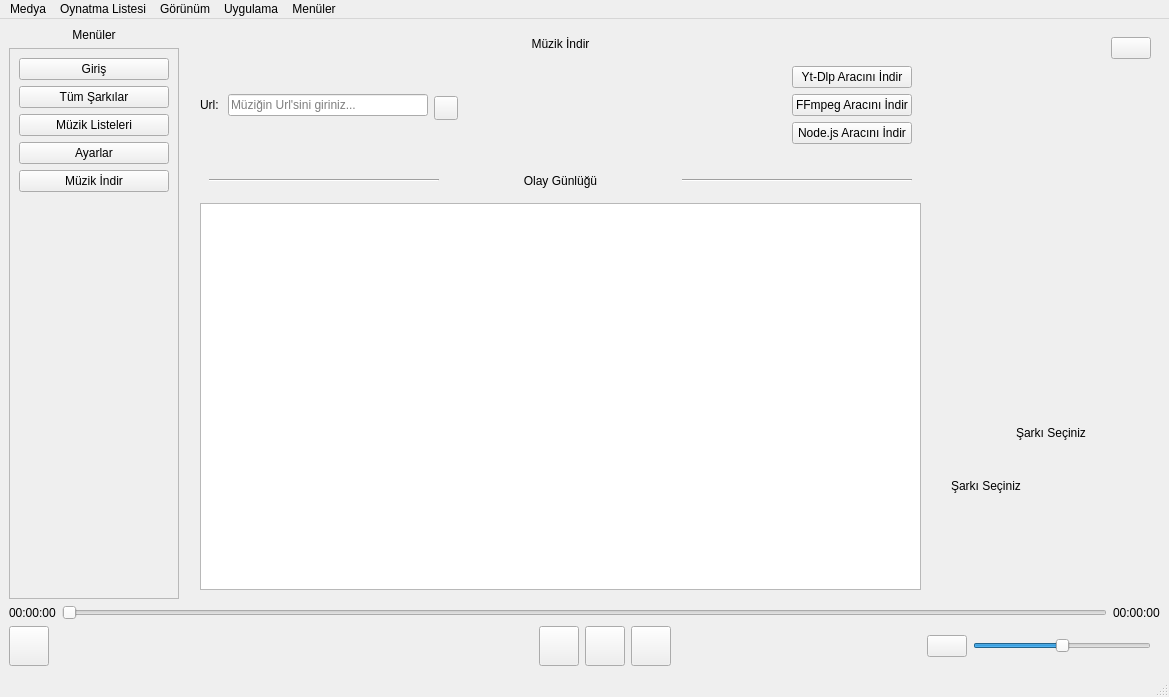
Old version of the form mainwindow.ui in the repository DATA35DELETE/Data-Music-Player.
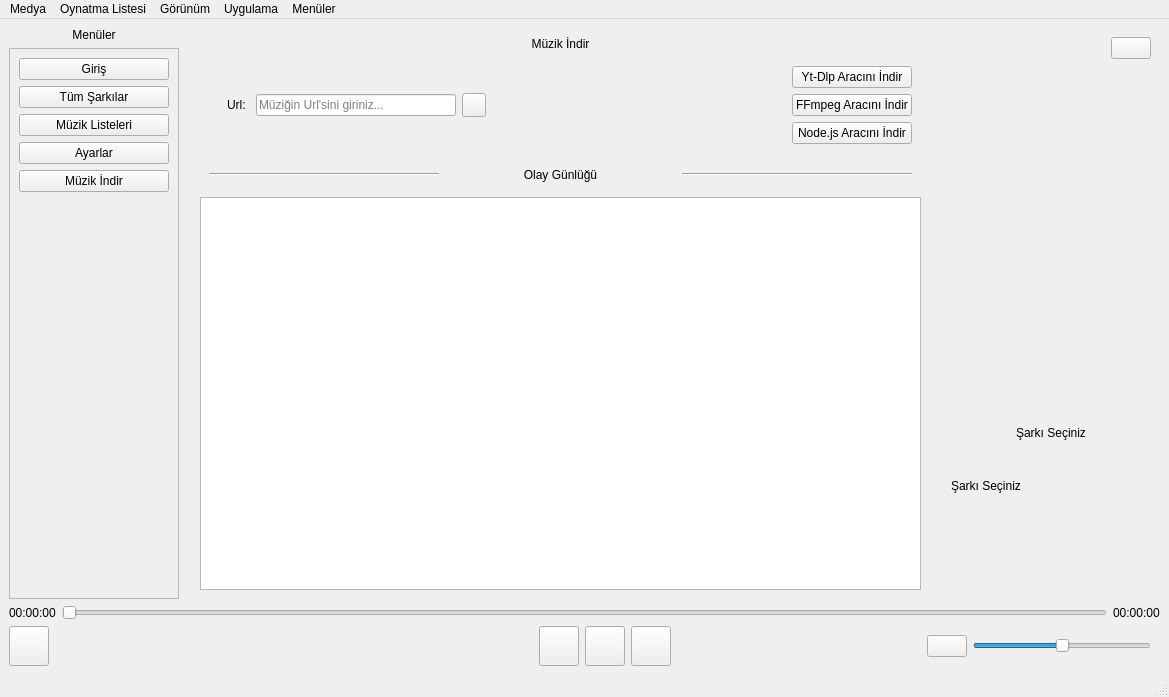
New version of the form. The open tabs and pages were chosen to show the change.

The edit to the form file:
```diff
--- a/mainwindow.ui
+++ b/mainwindow.ui
@@ -570,63 +570,17 @@
       </widget>
       <widget class="QWidget" name="musicDonwloadPage">
        <layout class="QGridLayout" name="gridLayout_8">
-        <item row="1" column="3">
-         <spacer name="horizontalSpacer_6">
-          <property name="orientation">
-           <enum>Qt::Orientation::Horizontal</enum>
-          </property>
-          <property name="sizeHint" stdset="0">
-           <size>
-            <width>40</width>
-            <height>20</height>
-           </size>
-          </property>
-         </spacer>
-        </item>
-        <item row="1" column="1">
-         <widget class="QLineEdit" name="musicDownloadUrl">
-          <property name="maximumSize">
-           <size>
-            <width>200</width>
-            <height>16777215</height>
-           </size>
-          </property>
-          <property name="placeholderText">
-           <string>Müziğin Url'sini giriniz...</string>
-          </property>
-         </widget>
-        </item>
-        <item row="1" column="0">
-         <widget class="QLabel" name="label_11">
+        <item row="0" column="0" colspan="6">
+         <widget class="QLabel" name="label_10">
           <property name="text">
-           <string>Url: </string>
+           <string>Müzik İndir</string>
           </property>
-         </widget>
-        </item>
-        <item row="4" column="0" colspan="5">
-         <widget class="QTextEdit" name="log">
-          <property name="documentTitle">
-           <string/>
+          <property name="alignment">
+           <set>Qt::AlignmentFlag::AlignCenter</set>
           </property>
-          <property name="readOnly">
-           <bool>true</bool>
-          </property>
-          <property name="markdown">
-           <string/>
-          </property>
-          <property name="html">
-           <string>&lt;!DOCTYPE HTML PUBLIC &quot;-//W3C//DTD HTML 4.0//EN&quot; &quot;http://www.w3.org/TR/REC-html40/strict.dtd&quot;&gt;
-&lt;html&gt;&lt;head&gt;&lt;meta name=&quot;qrichtext&quot; content=&quot;1&quot; /&gt;&lt;meta charset=&quot;utf-8&quot; /&gt;&lt;style type=&quot;text/css&quot;&gt;
-p, li { white-space: pre-wrap; }
-hr { height: 1px; border-width: 0; }
-li.unchecked::marker { content: &quot;\2610&quot;; }
-li.checked::marker { content: &quot;\2612&quot;; }
-&lt;/style&gt;&lt;/head&gt;&lt;body style=&quot; font-family:'Segoe UI'; font-size:9pt; font-weight:400; font-style:normal;&quot;&gt;
-&lt;h1 style=&quot;-qt-paragraph-type:empty; margin-top:0px; margin-bottom:0px; margin-left:0px; margin-right:0px; -qt-block-indent:0; text-indent:0px; font-size:xx-large; font-weight:700;&quot;&gt;&lt;br /&gt;&lt;/h1&gt;&lt;/body&gt;&lt;/html&gt;</string>
-          </property>
          </widget>
         </item>
-        <item row="3" column="0" colspan="5">
+        <item row="4" column="0" colspan="6">
          <widget class="QWidget" name="horizontalWidget" native="true">
           <property name="minimumSize">
            <size>
@@ -662,17 +616,7 @@
           </layout>
          </widget>
         </item>
-        <item row="0" column="0" colspan="5">
-         <widget class="QLabel" name="label_10">
-          <property name="text">
-           <string>Müzik İndir</string>
-          </property>
-          <property name="alignment">
-           <set>Qt::AlignmentFlag::AlignCenter</set>
-          </property>
-         </widget>
-        </item>
-        <item row="1" column="4">
+        <item row="2" column="5">
          <widget class="QWidget" name="verticalWidget" native="true">
           <property name="minimumSize">
            <size>
@@ -711,20 +655,88 @@
           </layout>
          </widget>
         </item>
-        <item row="1" column="2" rowspan="2">
-         <widget class="QPushButton" name="downloadButton">
+        <item row="5" column="0" colspan="6">
+         <widget class="QTextEdit" name="log">
+          <property name="documentTitle">
+           <string/>
+          </property>
+          <property name="readOnly">
+           <bool>true</bool>
+          </property>
+          <property name="markdown">
+           <string/>
+          </property>
+          <property name="html">
+           <string>&lt;!DOCTYPE HTML PUBLIC &quot;-//W3C//DTD HTML 4.0//EN&quot; &quot;http://www.w3.org/TR/REC-html40/strict.dtd&quot;&gt;
+&lt;html&gt;&lt;head&gt;&lt;meta name=&quot;qrichtext&quot; content=&quot;1&quot; /&gt;&lt;meta charset=&quot;utf-8&quot; /&gt;&lt;style type=&quot;text/css&quot;&gt;
+p, li { white-space: pre-wrap; }
+hr { height: 1px; border-width: 0; }
+li.unchecked::marker { content: &quot;\2610&quot;; }
+li.checked::marker { content: &quot;\2612&quot;; }
+&lt;/style&gt;&lt;/head&gt;&lt;body style=&quot; font-family:'Segoe UI'; font-size:9pt; font-weight:400; font-style:normal;&quot;&gt;
+&lt;h1 style=&quot;-qt-paragraph-type:empty; margin-top:0px; margin-bottom:0px; margin-left:0px; margin-right:0px; -qt-block-indent:0; text-indent:0px; font-size:xx-large; font-weight:700;&quot;&gt;&lt;br /&gt;&lt;/h1&gt;&lt;/body&gt;&lt;/html&gt;</string>
+          </property>
+         </widget>
+        </item>
+        <item row="2" column="4">
+         <spacer name="horizontalSpacer_6">
+          <property name="orientation">
+           <enum>Qt::Orientation::Horizontal</enum>
+          </property>
+          <property name="sizeHint" stdset="0">
+           <size>
+            <width>40</width>
+            <height>20</height>
+           </size>
+          </property>
+         </spacer>
+        </item>
+        <item row="2" column="3">
+         <widget class="QWidget" name="horizontalWidget" native="true">
           <property name="minimumSize">
            <size>
-            <width>24</width>
-            <height>24</height>
+            <width>0</width>
+            <height>0</height>
            </size>
           </property>
-          <property name="maximumSize">
-           <size>
-            <width>24</width>
-            <height>24</height>
-           </size>
-          </property>
+          <layout class="QHBoxLayout" name="horizontalLayout_4">
+           <item>
+            <widget class="QLabel" name="label_11">
+             <property name="text">
+              <string>Url: </string>
+             </property>
+            </widget>
+           </item>
+           <item>
+            <widget class="QLineEdit" name="musicDownloadUrl">
+             <property name="maximumSize">
+              <size>
+               <width>200</width>
+               <height>16777215</height>
+              </size>
+             </property>
+             <property name="placeholderText">
+              <string>Müziğin Url'sini giriniz...</string>
+             </property>
+            </widget>
+           </item>
+           <item>
+            <widget class="QPushButton" name="downloadButton">
+             <property name="minimumSize">
+              <size>
+               <width>24</width>
+               <height>24</height>
+              </size>
+             </property>
+             <property name="maximumSize">
+              <size>
+               <width>24</width>
+               <height>24</height>
+              </size>
+             </property>
+            </widget>
+           </item>
+          </layout>
          </widget>
         </item>
        </layout>
```
